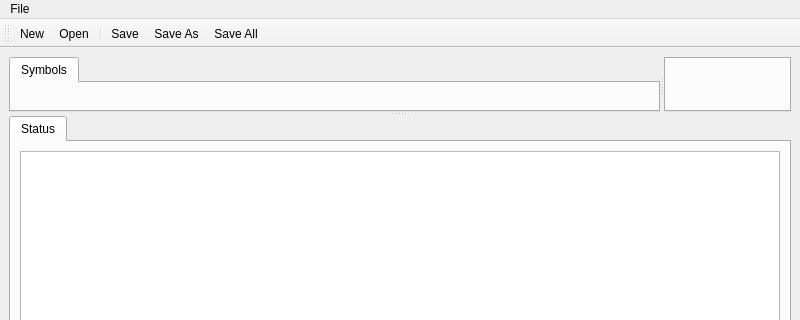
Old version of the form ui/mainwindow.ui in the repository pasota666/cutrepad; both pictures show x 0 to 800 and y 0 to 320 of the 800 by 600 pixel window.
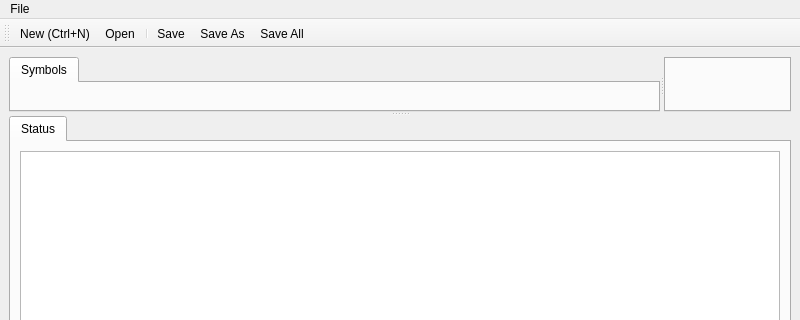
New version of the form. Icons and pictures are not drawn.

Patch:
```diff
--- a/ui/mainwindow.ui
+++ b/ui/mainwindow.ui
@@ -103,7 +103,7 @@
      <normaloff>:/icon/img/new.png</normaloff>:/icon/img/new.png</iconset>
    </property>
    <property name="text">
-    <string>New</string>
+    <string>New (Ctrl+N)</string>
    </property>
    <property name="shortcut">
     <string>Ctrl+N</string>
```
Left out of the diff: 25 changed lines with no effect on the pictures.
